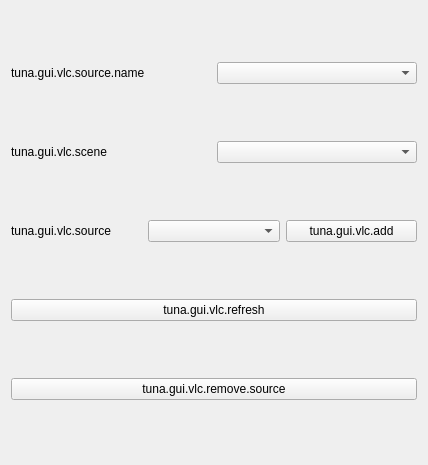
Before: the Qt Designer form src/gui/widgets/vlc.ui in univrsal/tuna, drawn with Qt 5.
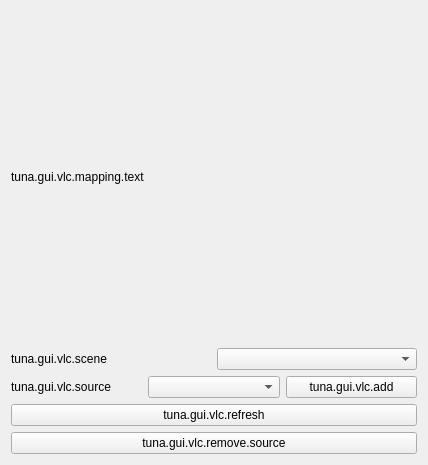
After: the same form once the commit is applied.

Commit message: VLC Source: Remove old source selection

```diff
--- a/src/gui/widgets/vlc.ui
+++ b/src/gui/widgets/vlc.ui
@@ -15,18 +15,11 @@
   </property>
   <layout class="QVBoxLayout" name="verticalLayout">
    <item>
-    <layout class="QHBoxLayout" name="horizontalLayout_19">
-     <item>
-      <widget class="QLabel" name="label_7">
+    <widget class="QLabel" name="label_3">
        <property name="text">
-        <string>tuna.gui.vlc.source.name</string>
-       </property>
-      </widget>
-     </item>
-     <item>
-      <widget class="QComboBox" name="cb_vlc_source_name"/>
-     </item>
-    </layout>
+      <string>tuna.gui.vlc.mapping.text</string>
+     </property>
+    </widget>
    </item>
    <item>
     <layout class="QHBoxLayout" name="horizontalLayout">
```
Lines whose indentation alone changed are shown as unchanged. The commit also changes 3 other files.
